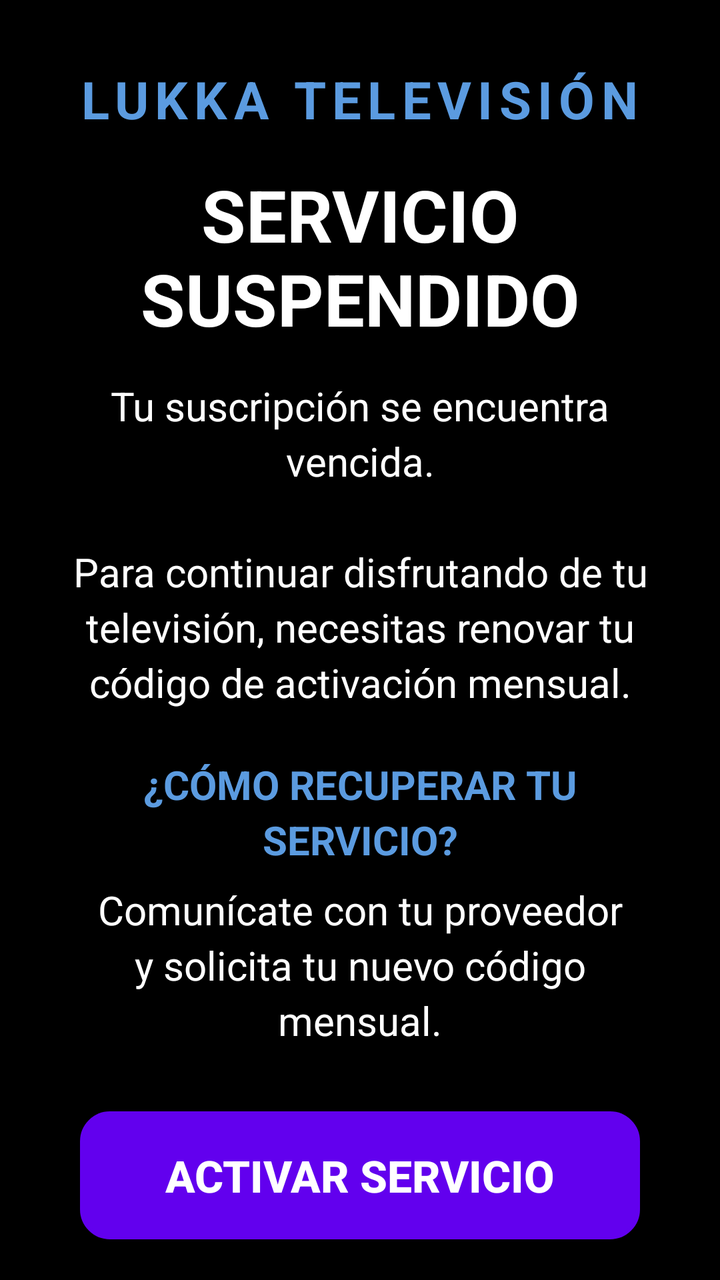
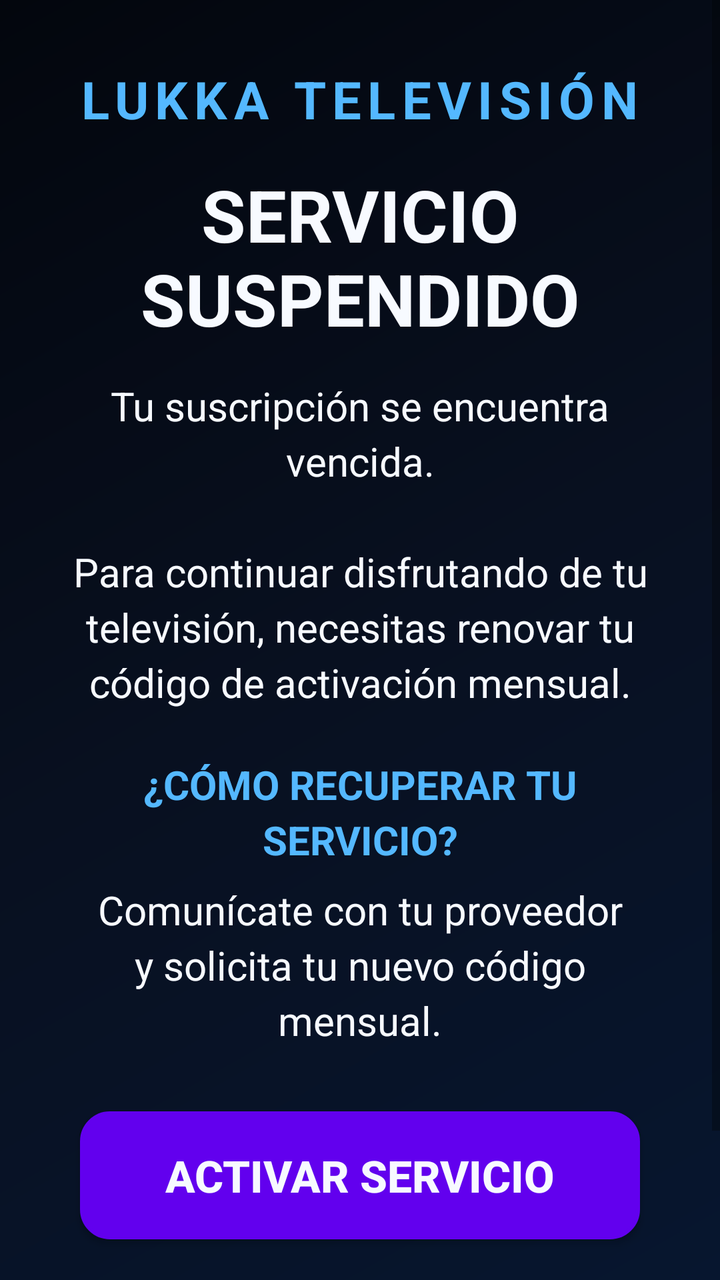

Before-and-after screenshots of an Android layout around one commit, followed by the original layout XML and the change that was made.
<!-- AndroidManifest.xml: application theme Theme.Lukka -->
<!-- res/layout/activity_blocking.xml -->
<?xml version="1.0" encoding="utf-8"?>
<ScrollView xmlns:android="http://schemas.android.com/apk/res/android"
    android:layout_width="match_parent"
    android:layout_height="match_parent"
    android:background="@color/lukka_black"
    android:fillViewport="true">

    <LinearLayout
        android:layout_width="match_parent"
        android:layout_height="wrap_content"
        android:gravity="center_horizontal"
        android:minHeight="360dp"
        android:orientation="vertical"
        android:padding="32dp">

        <TextView
            style="@style/Lukka.Text.Brand"
            android:layout_width="wrap_content"
            android:layout_height="wrap_content"
            android:text="@string/brand" />

        <TextView
            style="@style/Lukka.Text.Title"
            android:layout_width="wrap_content"
            android:layout_height="wrap_content"
            android:layout_marginTop="16dp"
            android:gravity="center"
            android:text="@string/suspended_title" />

        <TextView
            style="@style/Lukka.Text.Body"
            android:layout_width="match_parent"
            android:layout_height="wrap_content"
            android:layout_marginTop="16dp"
            android:gravity="center"
            android:text="@string/suspended_body" />

        <TextView
            style="@style/Lukka.Text.Body"
            android:layout_width="match_parent"
            android:layout_height="wrap_content"
            android:layout_marginTop="24dp"
            android:gravity="center"
            android:text="@string/suspended_how_title"
            android:textColor="@color/lukka_blue_light"
            android:textStyle="bold" />

        <TextView
            style="@style/Lukka.Text.Body"
            android:layout_width="match_parent"
            android:layout_height="wrap_content"
            android:layout_marginTop="8dp"
            android:gravity="center"
            android:text="@string/suspended_how_body" />

        <TextView
            android:id="@+id/tv_support"
            style="@style/Lukka.Text.Body"
            android:layout_width="match_parent"
            android:layout_height="wrap_content"
            android:layout_marginTop="8dp"
            android:gravity="center"
            android:textStyle="bold"
            android:visibility="gone" />

        <Button
            android:id="@+id/btn_activate"
            style="@style/Lukka.Button"
            android:layout_width="wrap_content"
            android:layout_height="wrap_content"
            android:layout_marginTop="32dp"
            android:contentDescription="@string/btn_activate"
            android:text="@string/btn_activate" />

        <TextView
            android:layout_width="wrap_content"
            android:layout_height="wrap_content"
            android:layout_marginTop="32dp"
            android:text="@string/footer"
            android:textColor="@color/lukka_gray"
            android:textSize="16sp" />
    </LinearLayout>
</ScrollView>
<!-- resources referenced by this layout -->
<resources>
  <color name="lukka_black">#000000</color>
  <color name="lukka_blue_light">#5B9BE0</color>
  <color name="lukka_gray">#B8C2CC</color>
  <string name="brand">LUKKA TELEVISIÓN</string>
  <string name="btn_activate">ACTIVAR SERVICIO</string>
  <string name="footer">LUKKA TELEVISIÓN · GRM CONEXIÓN SAS</string>
  <string name="suspended_body">Tu suscripción se encuentra vencida.\n\nPara continuar disfrutando de tu televisión, necesitas renovar tu código de activación mensual.</string>
  <string name="suspended_how_body">Comunícate con tu proveedor y solicita tu nuevo código mensual.</string>
  <string name="suspended_how_title">¿CÓMO RECUPERAR TU SERVICIO?</string>
  <string name="suspended_title">SERVICIO SUSPENDIDO</string>
  <style name="Lukka.Button" parent="Widget.AppCompat.Button">
          <item name="android:background">@drawable/bg_button</item>
          <item name="android:textColor">@color/lukka_white</item>
          <item name="android:textSize">22sp</item>
          <item name="android:textStyle">bold</item>
          <item name="android:minHeight">64dp</item>
          <item name="android:minWidth">280dp</item>
          <item name="android:paddingLeft">32dp</item>
          <item name="android:paddingRight">32dp</item>
          <item name="android:focusable">true</item>
          <item name="android:textAllCaps">false</item>
      </style>
  <style name="Lukka.Text.Body">
          <item name="android:textColor">@color/lukka_white</item>
          <item name="android:textSize">20sp</item>
          <item name="android:lineSpacingExtra">4dp</item>
      </style>
  <style name="Lukka.Text.Brand">
          <item name="android:textColor">@color/lukka_blue_light</item>
          <item name="android:textSize">26sp</item>
          <item name="android:textStyle">bold</item>
          <item name="android:letterSpacing">0.12</item>
      </style>
  <style name="Lukka.Text.Title">
          <item name="android:textColor">@color/lukka_white</item>
          <item name="android:textSize">36sp</item>
          <item name="android:textStyle">bold</item>
      </style>
  <style name="Theme.Lukka" parent="Theme.MaterialComponents.DayNight.NoActionBar">
          <item name="android:windowBackground">@color/lukka_black</item>
          <item name="android:statusBarColor">@color/lukka_black</item>
          <item name="android:navigationBarColor">@color/lukka_black</item>
          <item name="android:textColorPrimary">@color/lukka_white</item>
          <item name="android:textColor">@color/lukka_white</item>
          <item name="colorAccent">@color/lukka_blue_light</item>
      </style>
  <color name="lukka_white">#FFFFFF</color>
  <color name="lukka_blue_dark">#123C70</color>
  <color name="lukka_blue">#1F5FAE</color>
  <!-- unchanged entries left out for length: 1 -->
</resources>

<!-- the commit's change to res/layout/activity_blocking.xml (unified diff, before → after) -->
@@ -2,7 +2,7 @@
 <ScrollView xmlns:android="http://schemas.android.com/apk/res/android"
     android:layout_width="match_parent"
     android:layout_height="match_parent"
-    android:background="@color/lukka_black"
+    android:background="@drawable/bg_splash"
     android:fillViewport="true">
 
     <LinearLayout
<!-- resource entries referenced after the edit -->
@@ -1,8 +1,11 @@
 <!-- resources referenced by this layout -->
 <resources>
-  <color name="lukka_black">#000000</color>
-  <color name="lukka_blue_light">#5B9BE0</color>
-  <color name="lukka_gray">#B8C2CC</color>
+  <color name="lukka_black">#050914</color>
+  <color name="lukka_blue_light">#54B8FF</color>
+  <color name="lukka_gray">#A8B6CA</color>
+  <!-- drawable bg_splash (drawable) -->
+  <?xml version="1.0" encoding="utf-8"?>
+  <shape xmlns:android="http://schemas.android.com/apk/res/android"><gradient android:angle="135" android:startColor="#07162F" android:centerColor="#081020" android:endColor="#03060D" /></shape>
   <string name="brand">LUKKA TELEVISIÓN</string>
   <string name="btn_activate">ACTIVAR SERVICIO</string>
   <string name="footer">LUKKA TELEVISIÓN · GRM CONEXIÓN SAS</string>
@@ -40,15 +43,15 @@
       </style>
   <style name="Theme.Lukka" parent="Theme.MaterialComponents.DayNight.NoActionBar">
           <item name="android:windowBackground">@color/lukka_black</item>
-          <item name="android:statusBarColor">@color/lukka_black</item>
+          <item name="android:statusBarColor">@color/lukka_blue_dark</item>
           <item name="android:navigationBarColor">@color/lukka_black</item>
           <item name="android:textColorPrimary">@color/lukka_white</item>
           <item name="android:textColor">@color/lukka_white</item>
           <item name="colorAccent">@color/lukka_blue_light</item>
       </style>
-  <color name="lukka_white">#FFFFFF</color>
-  <color name="lukka_blue_dark">#123C70</color>
-  <color name="lukka_blue">#1F5FAE</color>
+  <color name="lukka_white">#F7FAFF</color>
+  <color name="lukka_blue_dark">#0B1C3A</color>
+  <color name="lukka_blue">#1769E0</color>
   <!-- unchanged entries left out for length: 1 -->
 </resources>
 
